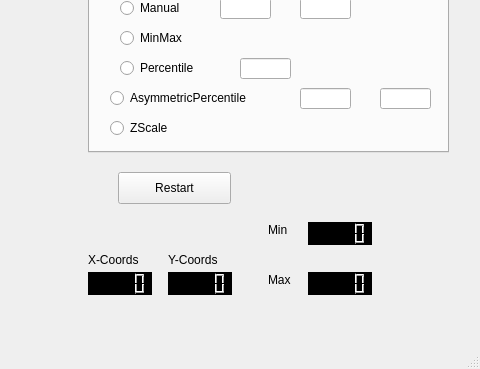
First picture: the form in window.ui, repository Astro-Totzauer/sun_viewer, before the edit; both pictures show x 512 to 992 and y 328 to 697 of the 992 by 697 pixel window.
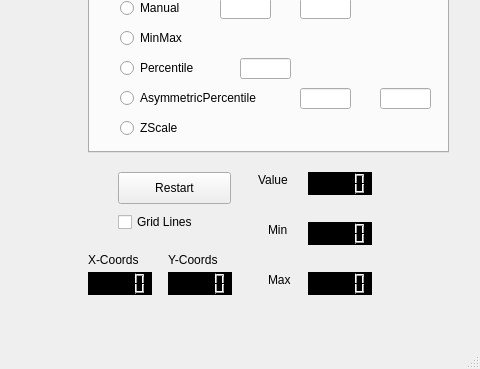
Second picture: the form after the edit. The open tabs and pages were chosen to show the change.

```diff
--- a/window.ui
+++ b/window.ui
@@ -284,7 +284,7 @@
      <widget class="QRadioButton" name="rbtn8">
       <property name="geometry">
        <rect>
-        <x>20</x>
+        <x>30</x>
         <y>340</y>
         <width>161</width>
         <height>20</height>
@@ -297,7 +297,7 @@
      <widget class="QRadioButton" name="rbtn9">
       <property name="geometry">
        <rect>
-        <x>20</x>
+        <x>30</x>
         <y>370</y>
         <width>100</width>
         <height>20</height>
@@ -540,6 +540,42 @@
      <string>Restart</string>
     </property>
    </widget>
+   <widget class="QCheckBox" name="gridBox">
+    <property name="geometry">
+     <rect>
+      <x>630</x>
+      <y>540</y>
+      <width>87</width>
+      <height>20</height>
+     </rect>
+    </property>
+    <property name="text">
+     <string>Grid Lines</string>
+    </property>
+   </widget>
+   <widget class="QLCDNumber" name="lcdVal">
+    <property name="geometry">
+     <rect>
+      <x>820</x>
+      <y>500</y>
+      <width>64</width>
+      <height>23</height>
+     </rect>
+    </property>
+   </widget>
+   <widget class="QLabel" name="valLabel">
+    <property name="geometry">
+     <rect>
+      <x>770</x>
+      <y>500</y>
+      <width>41</width>
+      <height>16</height>
+     </rect>
+    </property>
+    <property name="text">
+     <string>Value</string>
+    </property>
+   </widget>
   </widget>
   <widget class="QMenuBar" name="menubar">
    <property name="geometry">
```
Left out of the diff: 2 changed lines with no effect on the pictures.
